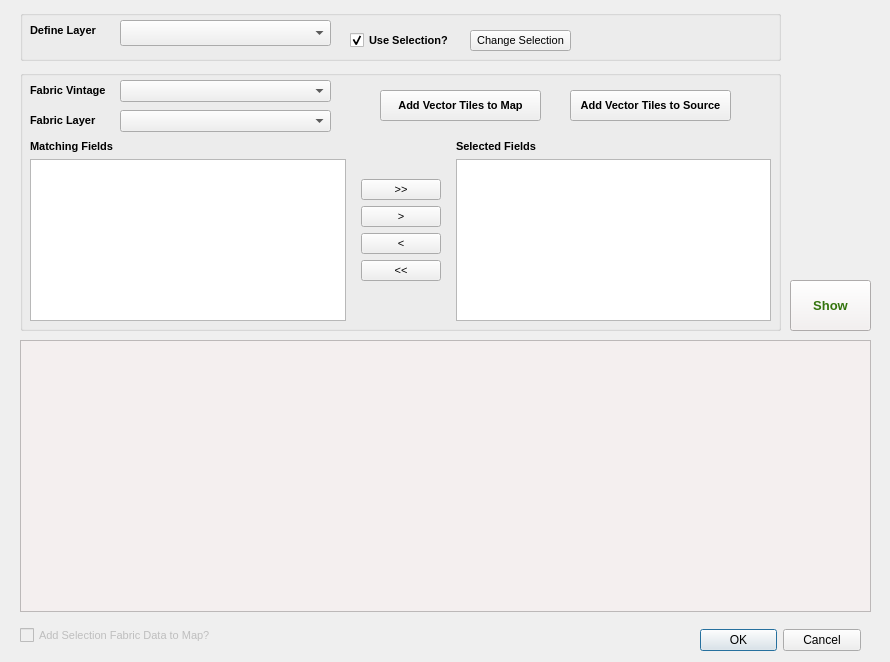
costquestassociates/cqafabric_QGIS, file retrievedata_dialog_base.ui: the form before one commit.
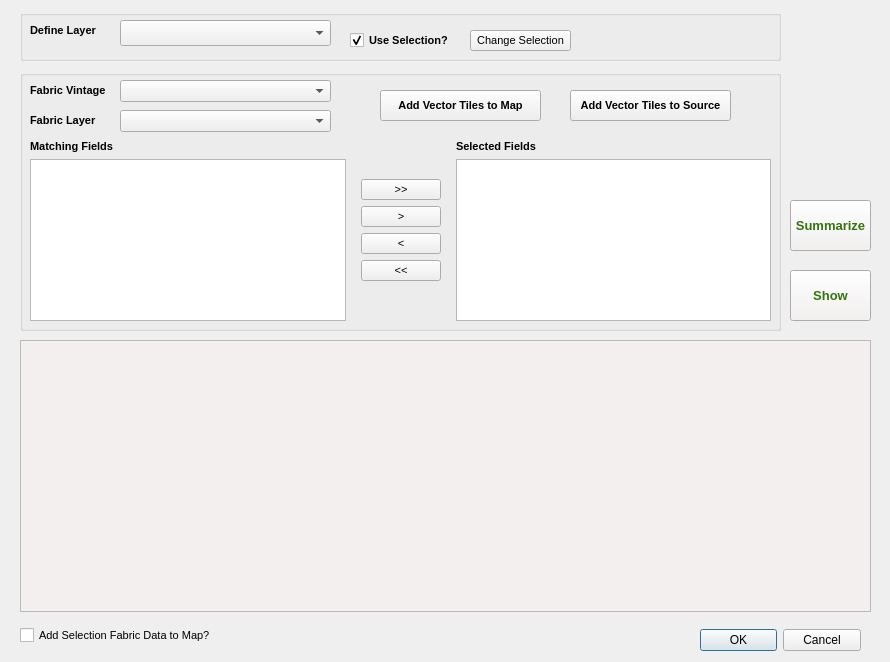
The form after the commit. Icons and pictures are not drawn. Custom widgets are drawn as their Qt base class.

What changed in the file:
```diff
--- a/retrievedata_dialog_base.ui
+++ b/retrievedata_dialog_base.ui
@@ -13,6 +13,12 @@
     <height>662</height>
    </rect>
   </property>
+  <property name="sizePolicy">
+   <sizepolicy hsizetype="Ignored" vsizetype="Ignored">
+    <horstretch>0</horstretch>
+    <verstretch>0</verstretch>
+   </sizepolicy>
+  </property>
   <property name="windowTitle">
    <string>Retrieve Fabric Data</string>
   </property>
@@ -498,7 +504,7 @@
   </widget>
   <widget class="QCheckBox" name="checkBox_addlocations">
    <property name="enabled">
-    <bool>false</bool>
+    <bool>true</bool>
    </property>
    <property name="geometry">
     <rect>
@@ -527,7 +533,7 @@
    <property name="geometry">
     <rect>
      <x>790</x>
-     <y>280</y>
+     <y>270</y>
      <width>81</width>
      <height>51</height>
     </rect>
@@ -564,6 +570,50 @@
     </size>
    </property>
   </widget>
+  <widget class="QPushButton" name="summarizetableBtn">
+   <property name="enabled">
+    <bool>true</bool>
+   </property>
+   <property name="geometry">
+    <rect>
+     <x>790</x>
+     <y>200</y>
+     <width>81</width>
+     <height>51</height>
+    </rect>
+   </property>
+   <property name="sizePolicy">
+    <sizepolicy hsizetype="Minimum" vsizetype="Fixed">
+     <horstretch>0</horstretch>
+     <verstretch>0</verstretch>
+    </sizepolicy>
+   </property>
+   <property name="font">
+    <font>
+     <pointsize>10</pointsize>
+     <weight>75</weight>
+     <bold>true</bold>
+    </font>
+   </property>
+   <property name="styleSheet">
+    <string notr="true">background-color: rgb(244, 239, 239);
+border-color: rgb(255, 170, 255);
+color: rgb(52, 116, 14);</string>
+   </property>
+   <property name="text">
+    <string>Summarize</string>
+   </property>
+   <property name="icon">
+    <iconset>
+     <normaloff>../nvdb/skriv_icon.png</normaloff>../nvdb/skriv_icon.png</iconset>
+   </property>
+   <property name="iconSize">
+    <size>
+     <width>32</width>
+     <height>32</height>
+    </size>
+   </property>
+  </widget>
   <zorder>tableResult</zorder>
   <zorder>groupBox_3</zorder>
   <zorder>groupBox</zorder>
```
Left out of the diff: 1 changed line with no effect on the pictures.
